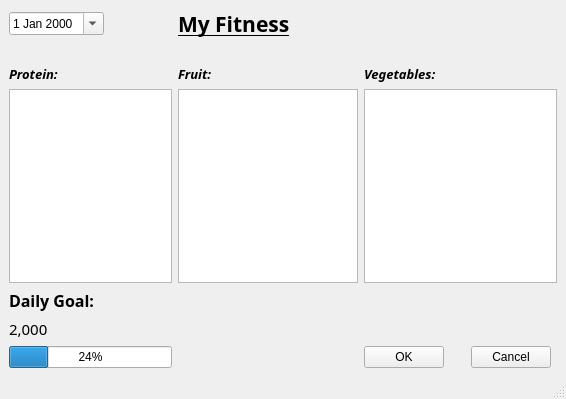
Qt form Fitness_App/ui/main_ui.ui (rodar024/My_Fitness_APP) before a commit.
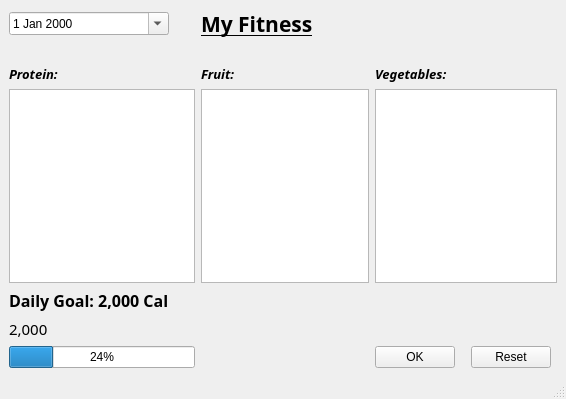
The same form after that commit.

Commit message: renamed the cancel button to reset. proceeded to then have the calorie update say if we are over or left.

What changed in the file:
```diff
--- a/Fitness_App/ui/main_ui.ui
+++ b/Fitness_App/ui/main_ui.ui
@@ -50,7 +50,7 @@
       <item>
        <widget class="QPushButton" name="pushButton_cancel">
         <property name="text">
-         <string>Cancel</string>
+         <string>Reset</string>
         </property>
        </widget>
       </item>
@@ -160,7 +160,7 @@
        </font>
       </property>
       <property name="text">
-       <string>Daily Goal:</string>
+       <string>Daily Goal: 2,000 Cal</string>
       </property>
      </widget>
     </item>
```
The commit also changes 2 other files.
